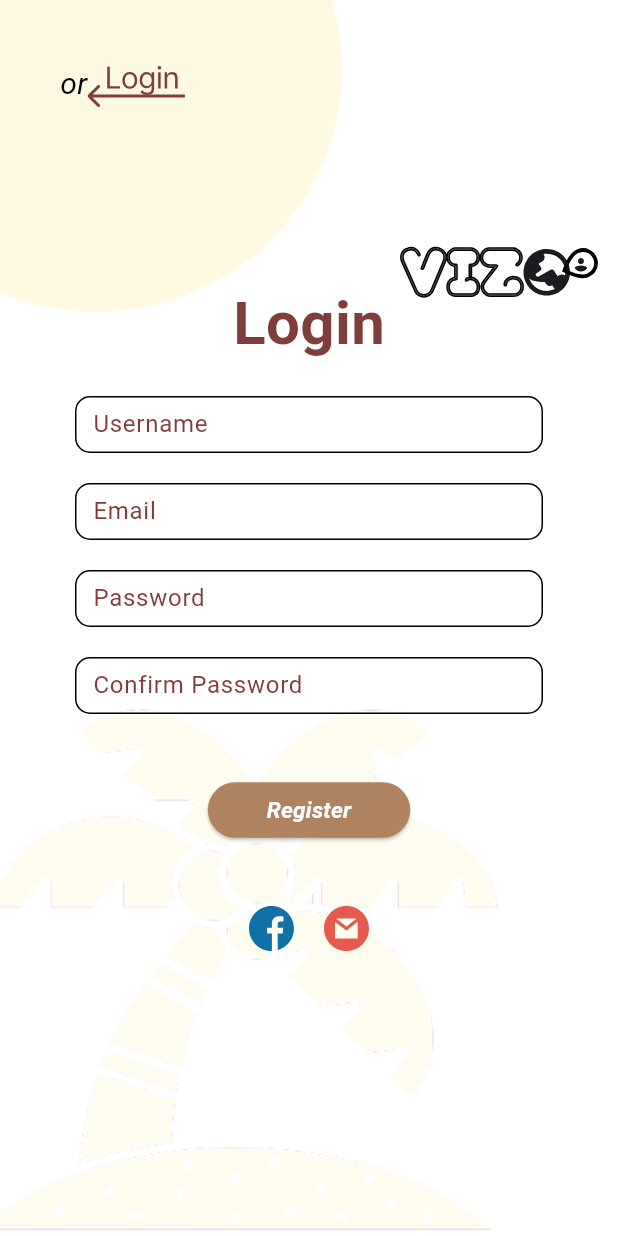
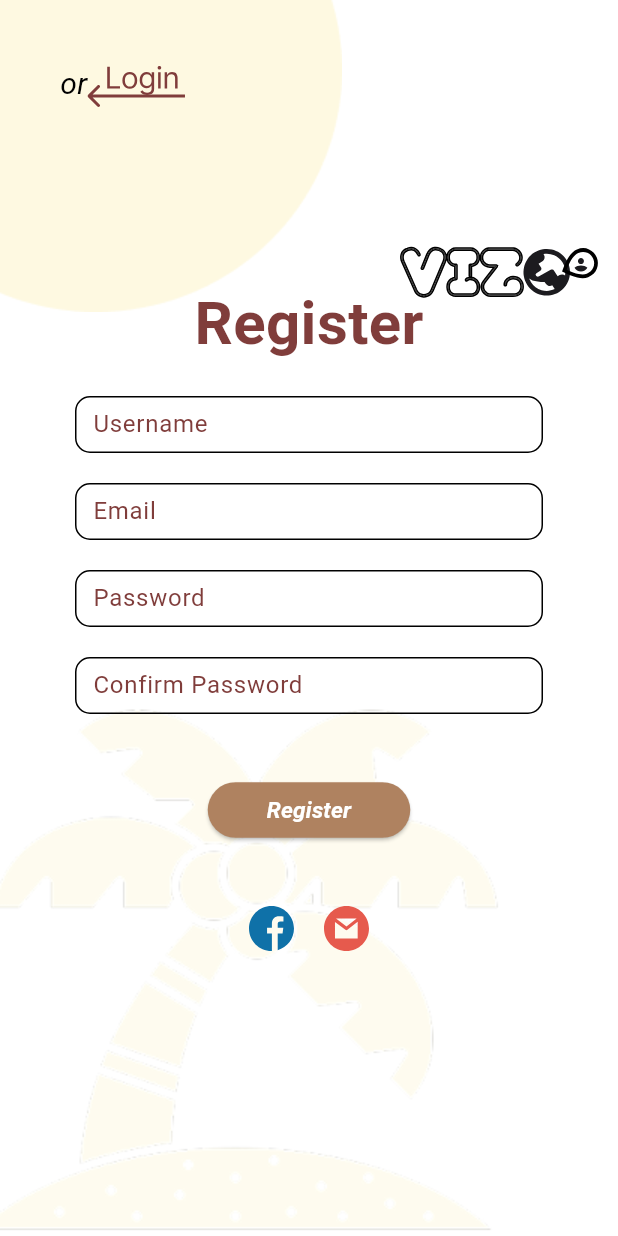
Before and after one commit to PhunPun/VIZOO, a Flutter app: the RegisterPage screen opened by its route, on a phone screen of 412 x 824 dp. Run offline on Flutter 3.47's test engine with Material 3 defaults, Android fonts, the phone set to English and light mode, and no system bars; our stand-ins replace cloud_firestore, firebase_auth, firebase_core, firebase_storage, flutter_svg, go_router and 3 more; accounts and stored records are empty; Roboto replaces fonts that are missing (RobotoSlap).

Commit message:
donne project

```diff
--- a/vizoo_frontend/lib/pages/register/widgets/register_body.dart
+++ b/vizoo_frontend/lib/pages/register/widgets/register_body.dart
@@ -27,7 +27,7 @@ class _RegisterBodyState extends State<RegisterBody> {
         children: [
           const SizedBox(height: 115,),
           Text(
-            'Login',
+            'Register',
             style: TextStyle(
                 color: Color(MyColor.pr5),
                 fontSize: 40,
```
